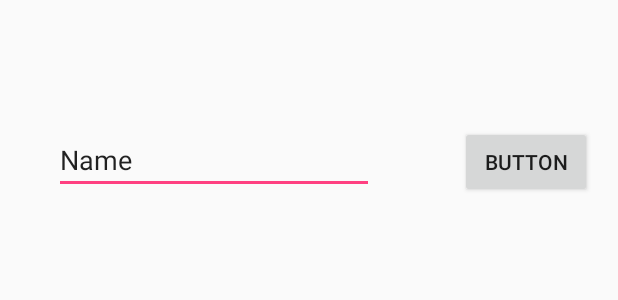
After one commit to 20170301/NuviSeoul, an Android app: the layout activity_plan_edit_day.xml on its own in the app's theme, with its tools: preview values and no code run, on a phone screen of 412 x 824 dp. The commit adds this screen. Shown: the top 300 px of the screen. Run offline under Robolectric (Android 15) with nearby library versions, the phone set to English and light mode, and no system bars.

Commit message:
Merge branch 'seohyungju' of https://github.com/20170301/NuviSeoul
          # Conflicts:
          #	NuviSeoul/app/src/main/java/com/gangnam4bungate/nuviseoul/ui/activity/PlanEditActivity.java

          시작날짜 버튼 추가

          Fragment 초기작업

```diff
--- /dev/null
+++ b/NuviSeoul/app/src/main/res/layout/activity_plan_edit_day.xml
@@ -0,0 +1,29 @@
+<?xml version="1.0" encoding="utf-8"?>
+<RelativeLayout xmlns:android="http://schemas.android.com/apk/res/android"
+    android:layout_width="match_parent" android:layout_height="match_parent">
+
+    <EditText
+        android:id="@+id/editText2"
+        android:layout_width="wrap_content"
+        android:layout_height="wrap_content"
+        android:layout_alignParentLeft="true"
+        android:layout_alignParentStart="true"
+        android:layout_alignParentTop="true"
+        android:layout_marginLeft="36dp"
+        android:layout_marginStart="36dp"
+        android:layout_marginTop="84dp"
+        android:ems="10"
+        android:inputType="textPersonName"
+        android:text="Name" />
+
+    <Button
+        android:id="@+id/button2"
+        android:layout_width="wrap_content"
+        android:layout_height="wrap_content"
+        android:layout_alignParentEnd="true"
+        android:layout_alignParentRight="true"
+        android:layout_alignTop="@+id/editText2"
+        android:layout_marginEnd="17dp"
+        android:layout_marginRight="17dp"
+        android:text="Button" />
+</RelativeLayout>
```
Also changed, not shown: NuviSeoul/app/src/main/java/com/gangnam4bungate/nuviseoul/ui/activity/PlanEditActivity.java (+22 -1 lines), NuviSeoul/app/src/main/java/com/gangnam4bungate/nuviseoul/ui/activity/PlanEditDayActivity.java (+18 -2 lines), NuviSeoul/app/src/main/res/layout/activity_plan_edit.xml (+9 -0 lines).
